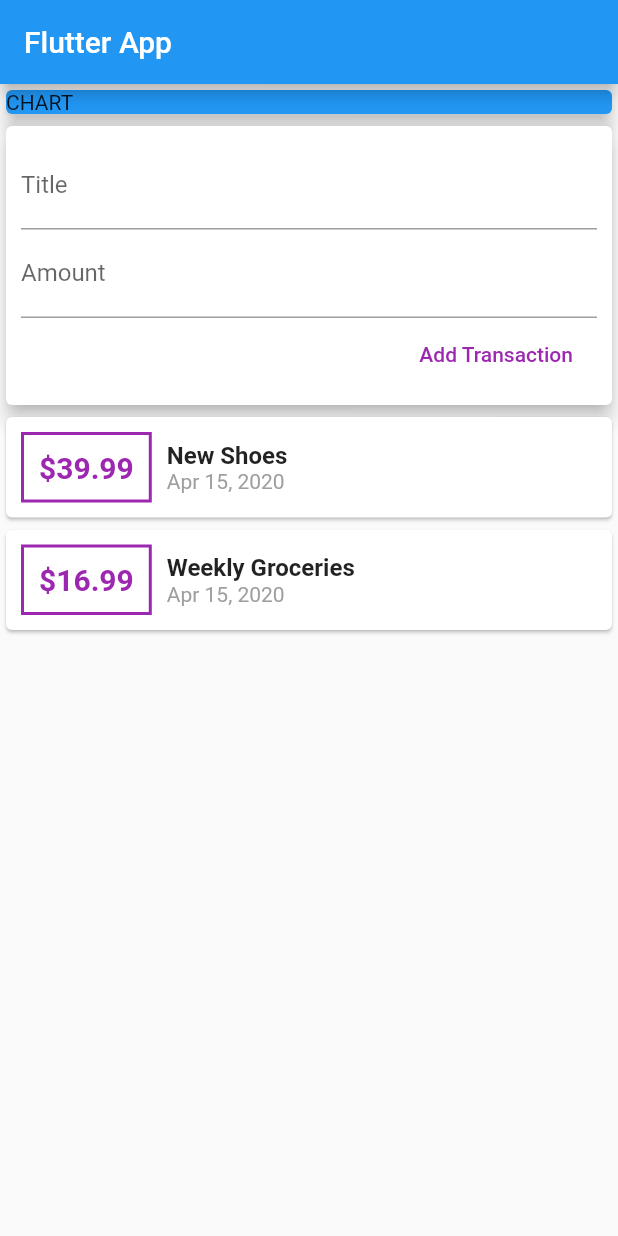
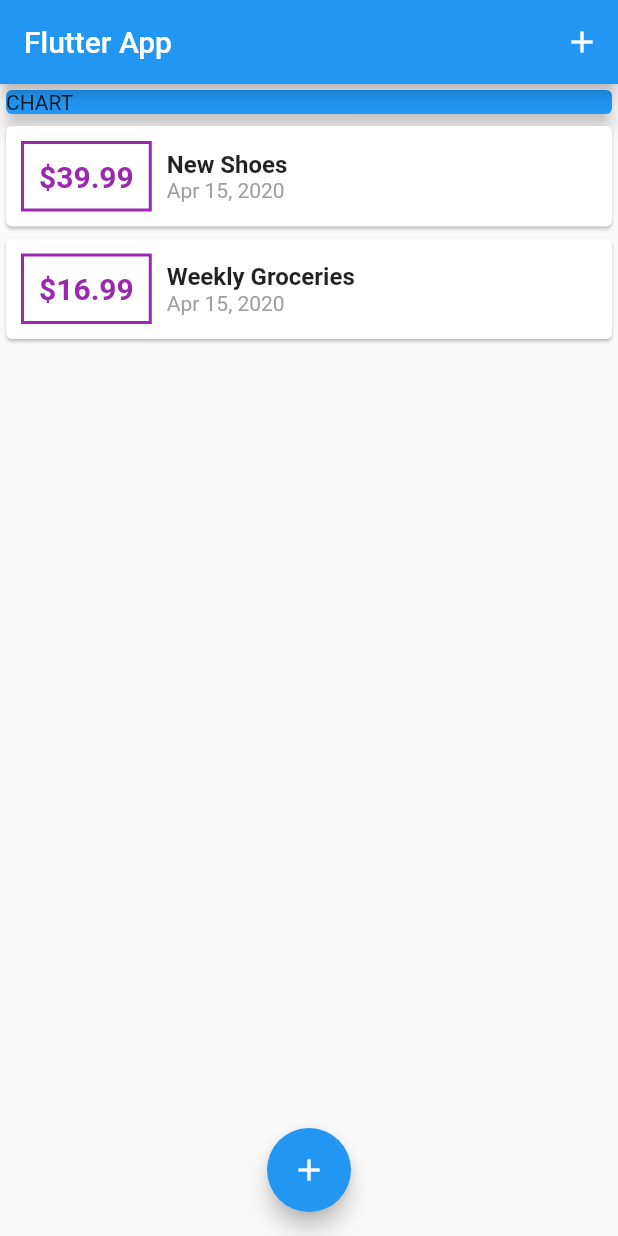
Before and after one commit to devsahm/flutter-expense-planer-app, a Flutter app: the screen it shows after launch, on a phone screen of 412 x 824 dp. Run offline on Flutter 3.47's test engine with Material 2 defaults, Android fonts, the phone set to English and light mode, and no system bars.

Commit message:
refactor code

```diff
--- a/lib/main.dart
+++ b/lib/main.dart
@@ -1,4 +1,9 @@
-import './widgets/user_transactions.dart';
+import './widgets/transaction_list.dart';
+
+import './widgets/new_transaction.dart';
+
+import './widgets/transaction_list.dart';
+import './models/transaction.dart';
 import 'package:flutter/material.dart';
 
 void main() => runApp(MyApp());
@@ -13,19 +18,70 @@ class MyApp extends StatelessWidget {
   }
 }
 
-class MyHomePage extends StatelessWidget {
+class MyHomePage extends StatefulWidget {
   // String titleInput;
   // String amountInput;
-  final titleController = TextEditingController();
-  final amountController= TextEditingController();
+  @override
+  _MyHomePageState createState() => _MyHomePageState();
+}
+
+class _MyHomePageState extends State<MyHomePage> {
+  final List<Transaction> _userTransactions = [
+    Transaction(
+      id: 't1',
+      title: 'New Shoes',
+      amount: 39.99,
+      date: DateTime.now(),
+    ),
+    Transaction(
+      id: 't2',
+      title: 'Weekly Groceries',
+      amount: 16.99,
+      date: DateTime.now(),
+    ),
+  ];
+  void _addNewTransaction(String txTitle, double txAmount) {
+    final newTx = Transaction(
+      title: txTitle,
+      amount: txAmount,
+      date: DateTime.now(),
+      id: DateTime.now().toString(),
+    );
+
+    setState(() {
+      _userTransactions.add(newTx);
+    });
+  }
+
+  void _startAddNewTransaction(BuildContext ctx) {
+    showModalBottomSheet(
+      context: ctx,
+      builder: (_) {
+        return GestureDetector(
+          onTap: (){},
+          child: NewTransaction(_addNewTransaction),
+          behavior: HitTestBehavior.opaque,
+        );
+      },
+    );
+  }
+
   @override
   Widget build(BuildContext context) {
     return Scaffold(
       appBar: AppBar(
         title: Text('Flutter App'),
+        actions: <Widget>[
+          IconButton(
+            icon: Icon(
+              Icons.add,
+            ),
+            onPressed: () => _startAddNewTransaction(context),
+          )
+        ],
       ),
       body: SingleChildScrollView(
-              child: Column(
+        child: Column(
           // mainAxisAlignment: MainAxisAlignment.start,
           crossAxisAlignment: CrossAxisAlignment.stretch,
           children: <Widget>[
@@ -37,9 +93,14 @@ class MyHomePage extends StatelessWidget {
                 elevation: 5,
               ),
             ),
-          UserTransactions(),
+            TransactionList(_userTransactions),
           ],
         ),
+      ),
+      floatingActionButtonLocation: FloatingActionButtonLocation.centerFloat,
+      floatingActionButton: FloatingActionButton(
+        child: Icon(Icons.add),
+        onPressed: () => _startAddNewTransaction(context),
       ),
     );
   }
--- a/lib/widgets/transaction_list.dart
+++ b/lib/widgets/transaction_list.dart
@@ -6,9 +6,11 @@ class TransactionList extends StatelessWidget {
   final List<Transaction> transactions;
   TransactionList(this.transactions);
   @override
-  Widget build(BuildContext context) {
-    return  Column(
-            children: transactions.map((tx) {
+  Widget build(BuildContext context){
+    return  Container(
+          height: 300,
+          child: ListView.builder(
+            itemBuilder:(ctx, index){
             return Card(
                     child: Row(
                       children: <Widget>[
@@ -25,7 +27,7 @@ class TransactionList extends StatelessWidget {
                           ),
                           padding: EdgeInsets.all(10),
                           child: Text(
-                        '\$${tx.amount}',
+                            '\$${transactions[index].amount.toStringAsFixed(2)}',
                             style: TextStyle(
                               fontWeight: FontWeight.bold,
                               fontSize: 20,
@@ -37,14 +39,14 @@ class TransactionList extends StatelessWidget {
                           crossAxisAlignment: CrossAxisAlignment.start,
                           children: <Widget>[
                             Text(
-                          tx.title,
+                              transactions[index].title,
                               style: TextStyle(
                                 fontSize: 16,
                                 fontWeight: FontWeight.bold,
                               ),
                             ),
                             Text(
-                          DateFormat.yMMMd().format(tx.date),
+                              DateFormat.yMMMd().format(transactions[index].date),
                               style: TextStyle(
                                 color: Colors.grey,
                               ),
@@ -54,7 +56,10 @@ class TransactionList extends StatelessWidget {
                       ],
                     ),
                   );
-            }).toList(),
+            },
+            itemCount:transactions.length,
+              ),
+
     );
   }
 }
--- a/lib/widgets/user_transactions.dart
+++ /dev/null
@@ -1,50 +0,0 @@
-import 'package:flutter/material.dart';
-import './transaction_list.dart';
-import './new_transaction.dart';
-import '../models/transaction.dart';
-
-class UserTransactions extends StatefulWidget {
-  @override
-  _UserTransactionsState createState() => _UserTransactionsState();
-}
-
-class _UserTransactionsState extends State<UserTransactions> {
-  final List<Transaction> _userTransactions = [
-    Transaction(
-      id: 't1',
-      title: 'New Shoes',
-      amount: 39.99,
-      date: DateTime.now(),
-    ),
-    Transaction(
-      id: 't2',
-      title: 'Weekly Groceries',
-      amount: 16.99,
-      date: DateTime.now(),
-    ),
-  ];
-  void _addNewTransaction(String txTitle, double txAmount) {
-    final newTx = Transaction(
-      title: txTitle,
-      amount: txAmount,
-      date: DateTime.now(),
-      id: DateTime.now().toString(),
-    );
-
-  setState(() {
-    _userTransactions.add(newTx);
-  });
-
-  }
-
-
-  @override
-  Widget build(BuildContext context) {
-    return Column(
-      children: <Widget>[
-        NewTransaction(_addNewTransaction),
-        TransactionList(_userTransactions),
-      ],
-    );
-  }
-}
```
Also changed, not shown: lib/widgets/new_transaction.dart (+30 -10 lines). Lines whose indentation alone changed are shown as unchanged.
